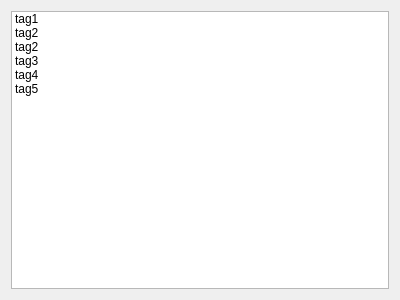
First picture: the form in ui/windows/assetBrowser/forms/tagView.ui, repository david-cattermole/qt-learning, before the edit.
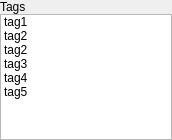
Second picture: the form after the edit.

Diff of the .ui file:
```diff
--- a/ui/windows/assetBrowser/forms/tagView.ui
+++ b/ui/windows/assetBrowser/forms/tagView.ui
@@ -6,16 +6,35 @@
    <rect>
     <x>0</x>
     <y>0</y>
-    <width>400</width>
-    <height>300</height>
+    <width>172</width>
+    <height>140</height>
    </rect>
   </property>
   <property name="windowTitle">
    <string>Form</string>
   </property>
   <layout class="QVBoxLayout" name="verticalLayout">
+   <property name="spacing">
+    <number>0</number>
+   </property>
+   <property name="margin">
+    <number>0</number>
+   </property>
+   <item>
+    <widget class="QLabel" name="label">
+     <property name="text">
+      <string>Tags</string>
+     </property>
+    </widget>
+   </item>
    <item>
     <widget class="QListWidget" name="tagsListWidget">
+     <property name="sizePolicy">
+      <sizepolicy hsizetype="Preferred" vsizetype="Preferred">
+       <horstretch>0</horstretch>
+       <verstretch>0</verstretch>
+      </sizepolicy>
+     </property>
      <item>
       <property name="text">
        <string>tag1</string>
```
